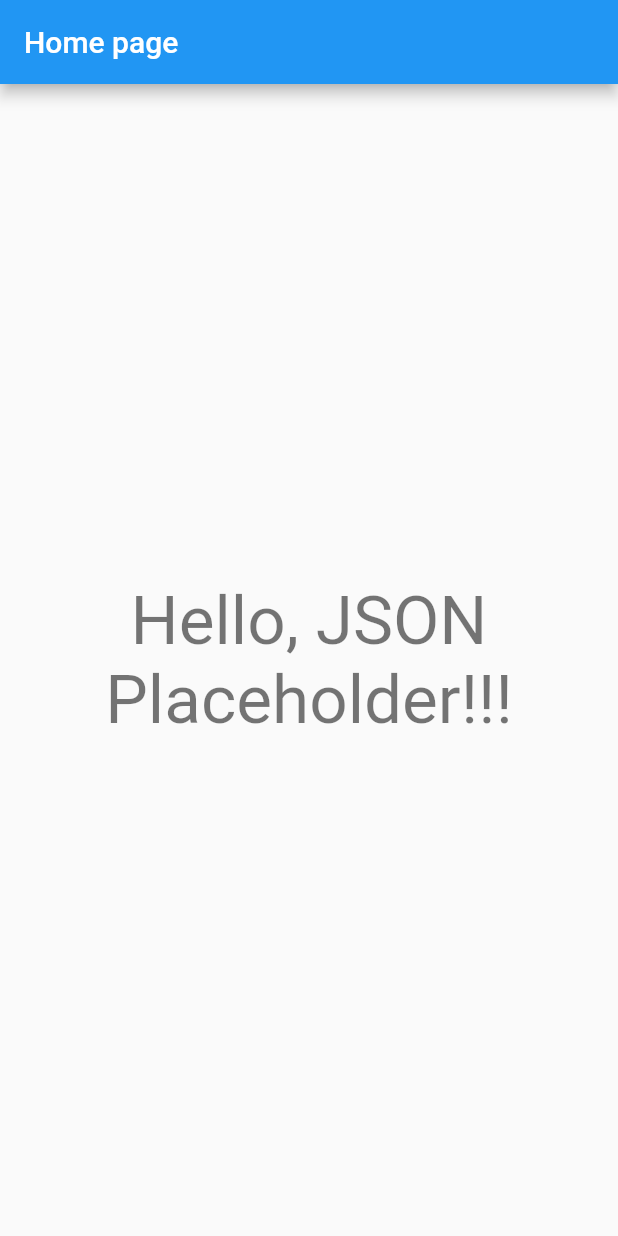
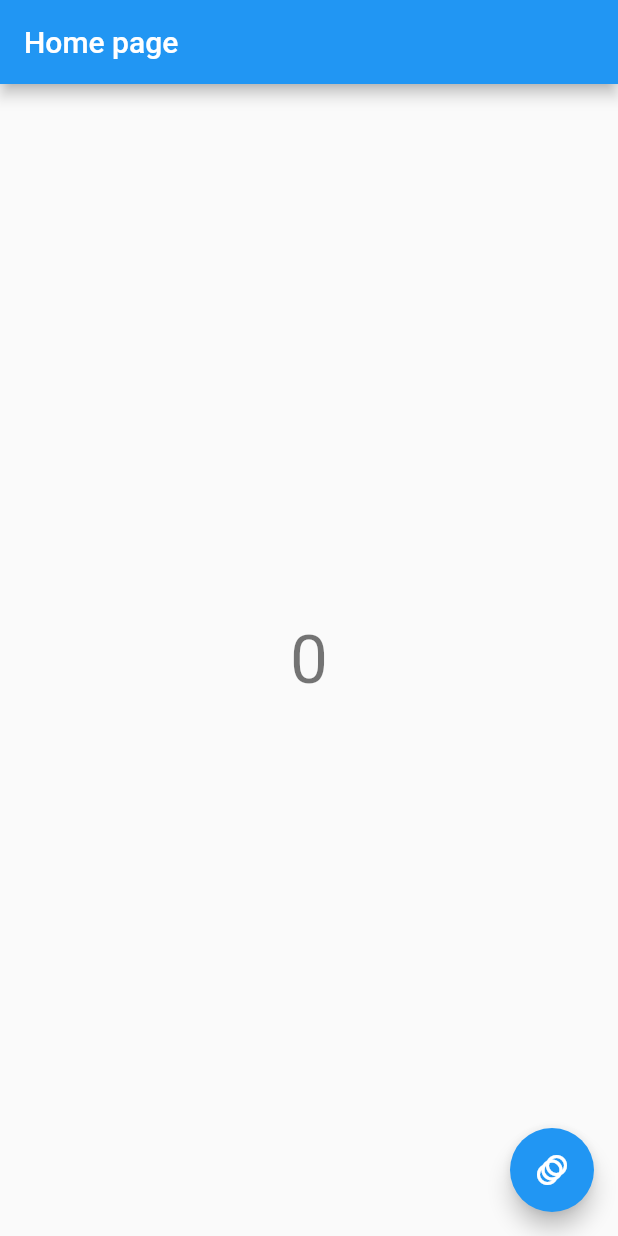
Before and after one commit to Fre4i/json_placeholder_app, a Flutter app: the screen it shows after launch, on a phone screen of 412 x 824 dp. Run offline on Flutter 3.47's test engine with Material 2 defaults, Android fonts, the phone set to English and light mode, and no system bars.

Commit message:
home_page.dart - add floating button and text counter of clicks

```diff
--- a/lib/main.dart
+++ b/lib/main.dart
@@ -13,18 +13,11 @@ class MyApp extends StatelessWidget {
   Widget build(BuildContext context) {
     return MaterialApp(
       title: 'Flutter Demo',
+      debugShowCheckedModeBanner: false,
       theme: ThemeData(
-        // This is the theme of your application.
-        //
-        // Try running your application with "flutter run". You'll see the
-        // applicatio IDE).
-        //         // Notice that the counter didn't reset back to zero; the applicationn has a blue toolbar. Then, without quitting the app, try
-        // changing the primarySwatch below to Colors.green and then invoke
-        // "hot reload" (press "r" in the console where you ran "flutter run",
-        // or simply save your changes to "hot reload" in a Flutter
-        // is not restarted.
+        // настройка темы
         primarySwatch: Colors.blue,
-      ),
+      ), // Исходная страница
       home: HomePage(),
     );
   }
--- a/lib/pages/home_page.dart
+++ b/lib/pages/home_page.dart
@@ -12,6 +12,9 @@ class HomePage extends StatefulWidget {
 }
 
 class _HomePageState extends State<HomePage> {
+
+  // _count - приватная переменная
+  var _count = 0;
 
   // функция build, как мы уже отметили, строит
   // иерархию наших любимых виджетов
@@ -29,8 +32,18 @@ class _HomePageState extends State<HomePage> {
       // текст предварительно вложен в Center виджет,
       // чтобы выровнять его по центру
       body: Center(
+        child: AnimatedSwitcher(
+            duration: const Duration(milliseconds: 900),
+            reverseDuration: const Duration(milliseconds: 0),
             child: Text(
-          "Hello, JSON Placeholder!!!",
+              "$_count",
+              // здесь самое интересное
+              // когда мы изменяем значение _counter
+              // и вызываем функцию setState, компоненты
+              // перерисовываются и AnimatedSwitcher сравнивает
+              // предыдущий key своего дочернего виджета с текущим,
+              // если они не совпадают, то вопроизводит анимацию
+              key: ValueKey<int>(_count),
               // Также выравнениваем текст внутри самого виджета Text
               textAlign: TextAlign.center,
               // Theme.of(context) позволяет получить доступ к
@@ -38,7 +51,18 @@ class _HomePageState extends State<HomePage> {
               // После получения ThemeData мы можем использовать
               // различные его стили (например headline3, как здесь)
               style: Theme.of(context).textTheme.headline3,
+            )
         ),
+      ),
+      //Добавляем кнопку
+      floatingActionButton: FloatingActionButton(
+        // указываем иконку
+        child: Icon(Icons.animation),
+        onPressed: () {
+          setState(() {
+            _count++;
+          });
+        },
       ),
     );
     throw UnimplementedError();
```
Lines whose indentation alone changed are shown as unchanged.
